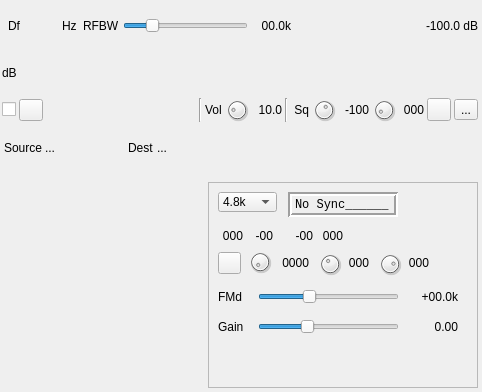
First picture: the form in plugins/channelrx/demodm17/m17demod.ui, repository f4exb/sdrangel, before the edit.
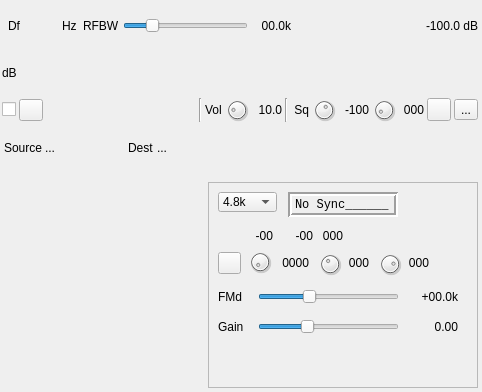
Second picture: the form after the edit. Icons and pictures are not drawn. Custom widgets are drawn as their Qt base class.

Commit message: M17 demod: first M17 processing implementation

```diff
--- a/plugins/channelrx/demodm17/m17demod.ui
+++ b/plugins/channelrx/demodm17/m17demod.ui
@@ -725,21 +725,33 @@
         <rect>
          <x>10</x>
          <y>40</y>
-         <width>25</width>
-         <height>28</height>
+         <width>22</width>
+         <height>22</height>
         </rect>
        </property>
+       <property name="sizePolicy">
+        <sizepolicy hsizetype="Fixed" vsizetype="Fixed">
+         <horstretch>0</horstretch>
+         <verstretch>0</verstretch>
+        </sizepolicy>
+       </property>
        <property name="minimumSize">
         <size>
-         <width>25</width>
-         <height>0</height>
+         <width>22</width>
+         <height>22</height>
+        </size>
+       </property>
+       <property name="maximumSize">
+        <size>
+         <width>22</width>
+         <height>22</height>
         </size>
        </property>
        <property name="toolTip">
         <string>Symbol synchronization rate (%)</string>
        </property>
        <property name="text">
-        <string>000</string>
+        <string/>
        </property>
        <property name="alignment">
         <set>Qt::AlignRight|Qt::AlignTrailing|Qt::AlignVCenter</set>
```
Left out of the diff: 2 changed lines with no effect on the pictures. The commit also changes 49 other files.
